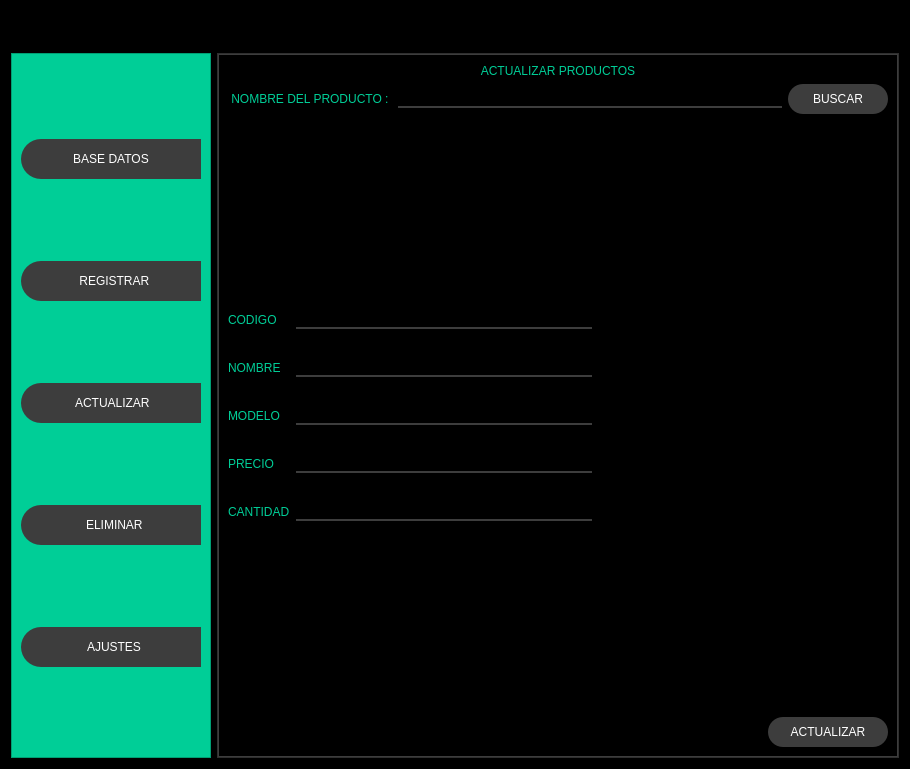
This is diseño.ui in jose99II/repositorioBd as Qt 5 draws it before an edit. The edited form follows.
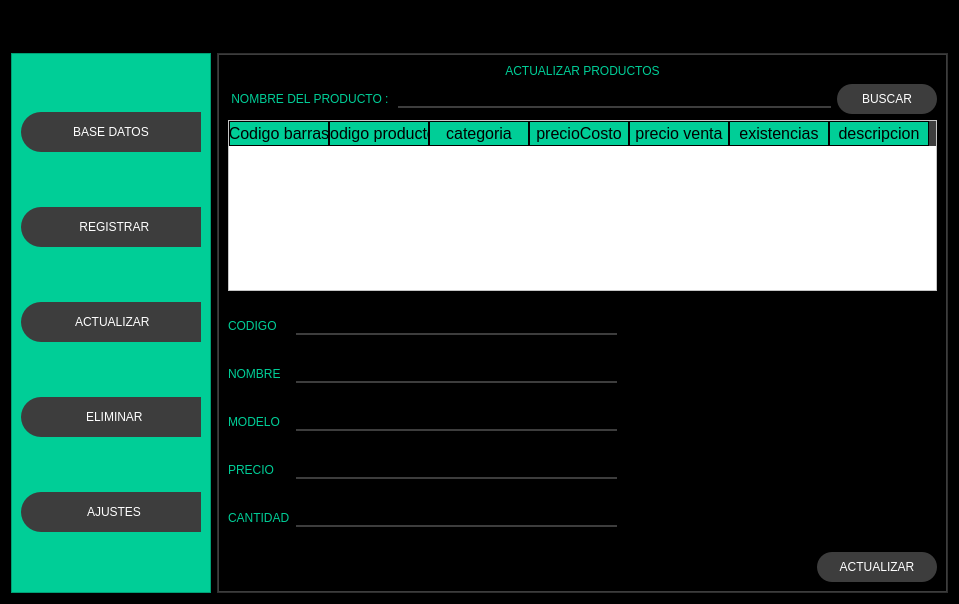
This is the edited form. The open tabs and pages were chosen to show the change. Icons and pictures are not drawn.

The edit to the form file:
```diff
--- a/diseño.ui
+++ b/diseño.ui
@@ -6,8 +6,8 @@
    <rect>
     <x>0</x>
     <y>0</y>
-    <width>910</width>
-    <height>769</height>
+    <width>959</width>
+    <height>604</height>
    </rect>
   </property>
   <property name="windowTitle">
@@ -1506,6 +1506,45 @@
                    </item>
                   </layout>
                  </item>
+                 <item>
+                  <widget class="QTableWidget" name="tableWidget">
+                   <column>
+                    <property name="text">
+                     <string>Codigo barras</string>
+                    </property>
+                   </column>
+                   <column>
+                    <property name="text">
+                     <string>codigo producto</string>
+                    </property>
+                   </column>
+                   <column>
+                    <property name="text">
+                     <string>categoria</string>
+                    </property>
+                   </column>
+                   <column>
+                    <property name="text">
+                     <string>precioCosto</string>
+                    </property>
+                   </column>
+                   <column>
+                    <property name="text">
+                     <string>precio venta</string>
+                    </property>
+                   </column>
+                   <column>
+                    <property name="text">
+                     <string>existencias</string>
+                    </property>
+                   </column>
+                   <column>
+                    <property name="text">
+                     <string>descripcion</string>
+                    </property>
+                   </column>
+                  </widget>
+                 </item>
                  <item>
                   <spacer name="verticalSpacer_4">
                    <property name="orientation">
```
Left out of the diff: 28 changed lines with no effect on the pictures.
